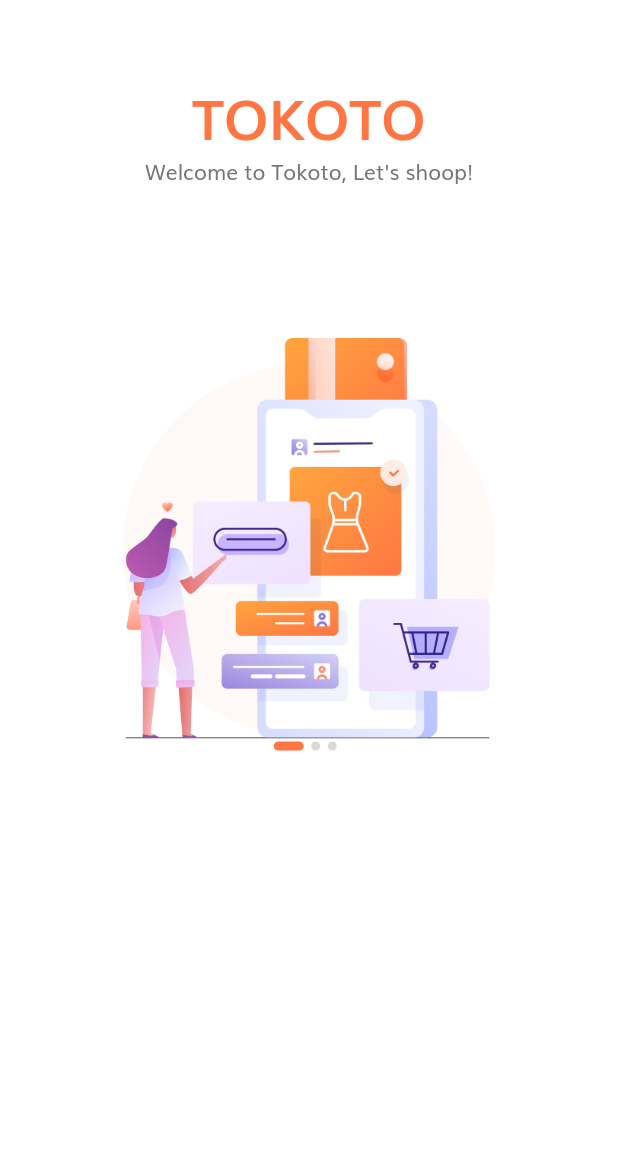
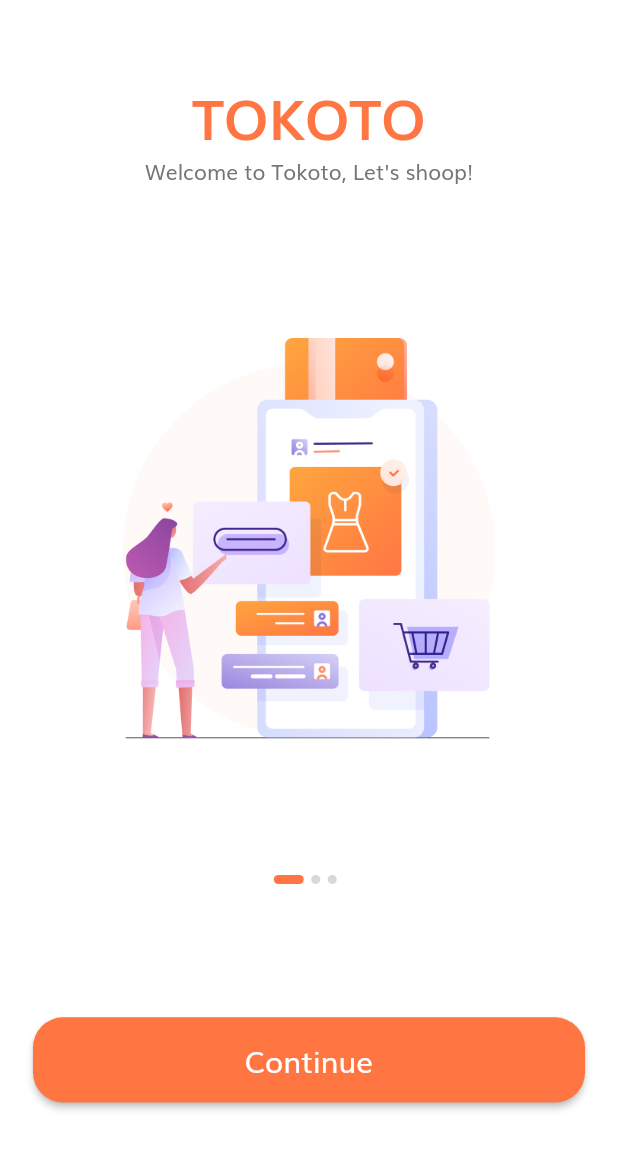
Before and after one commit to seong9566/shop-ui-v2, a Flutter app: the screen it shows after launch, on a phone screen of 412 x 824 dp. Shown: the top 1150 px of the screen. Run offline on Flutter 3.47's test engine with Material 2 defaults, Android fonts, the phone set to English and light mode, and no system bars.

Commit message:
default버튼 생성, body 페이지 완성

```diff
--- a/lib/screens/splash/components/body.dart
+++ b/lib/screens/splash/components/body.dart
@@ -1,6 +1,7 @@
 import 'package:flutter/material.dart';
 import 'package:shop_app_ui/constants.dart';
 import 'package:shop_app_ui/screens/splash/components/splash_content.dart';
+import 'package:shop_app_ui/size_config.dart';
 
 class Body extends StatefulWidget {
   const Body({super.key});
@@ -49,15 +50,28 @@ class _BodyState extends State<Body> {
             ),
             Expanded(
               flex: 2,
-              child: Column(
-                children: [
-                  Row(
+              child: Padding(
+                padding: EdgeInsets.symmetric(
+                  horizontal: getProportionateScreenWidth(20),
+                ),
+                child: Column(
+                  children: [
+                    const Spacer(),
+                    Row(
                       mainAxisAlignment: MainAxisAlignment.center,
                       children: List.generate(
                         splashData.length,
                         (index) => buildDot(index: index),
-                      ))
-                ],
+                      ),
+                    ),
+                    const Spacer(),
+                    DefaultButton(
+                      text: "Continue",
+                      press: () {},
+                    ),
+                    const Spacer(),
+                  ],
+                ),
               ),
             ),
           ],
@@ -79,3 +93,34 @@ class _BodyState extends State<Body> {
     );
   }
 }
+
+class DefaultButton extends StatelessWidget {
+  const DefaultButton({
+    super.key,
+    this.text,
+    this.press,
+  });
+  final String? text;
+  final Function()? press;
+
+  @override
+  Widget build(BuildContext context) {
+    return SizedBox(
+      width: double.infinity,
+      height: getProportionateScreenHeight(56),
+      child: ElevatedButton(
+        style: ElevatedButton.styleFrom(
+          shape: RoundedRectangleBorder(
+            borderRadius: BorderRadius.circular(20),
+          ),
+          backgroundColor: kPrimaryColor,
+        ),
+        onPressed: press,
+        child: Text(
+          text!,
+          style: TextStyle(fontSize: getProportionateScreenWidth(18), color: Colors.white),
+        ),
+      ),
+    );
+  }
+}
```
